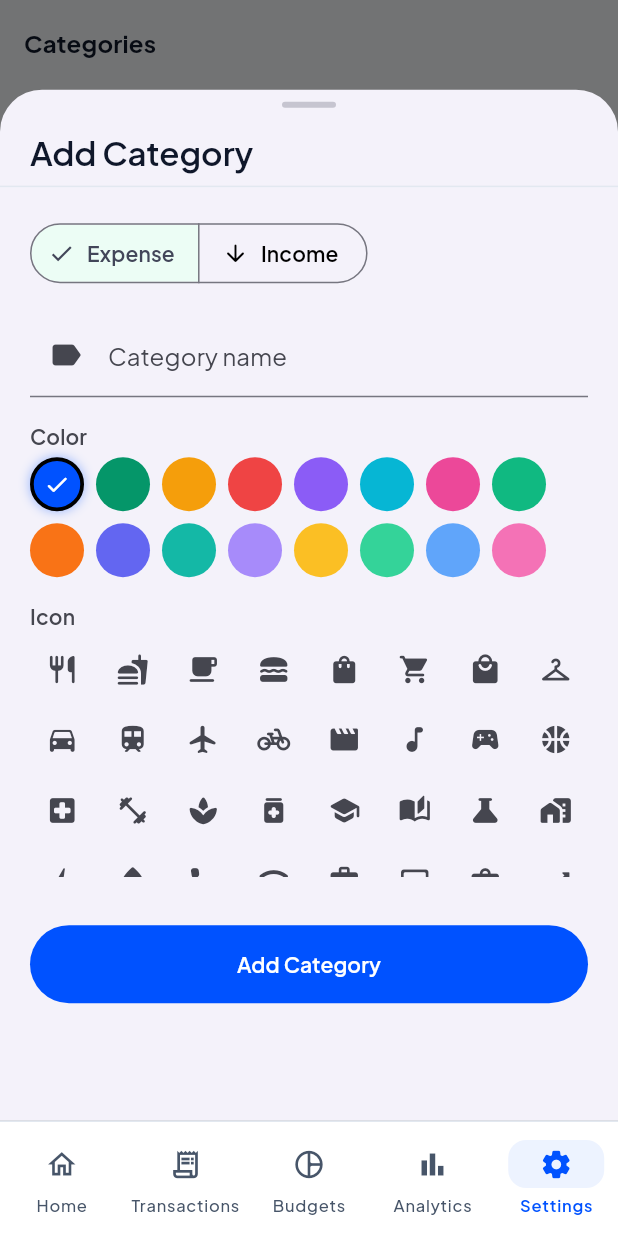
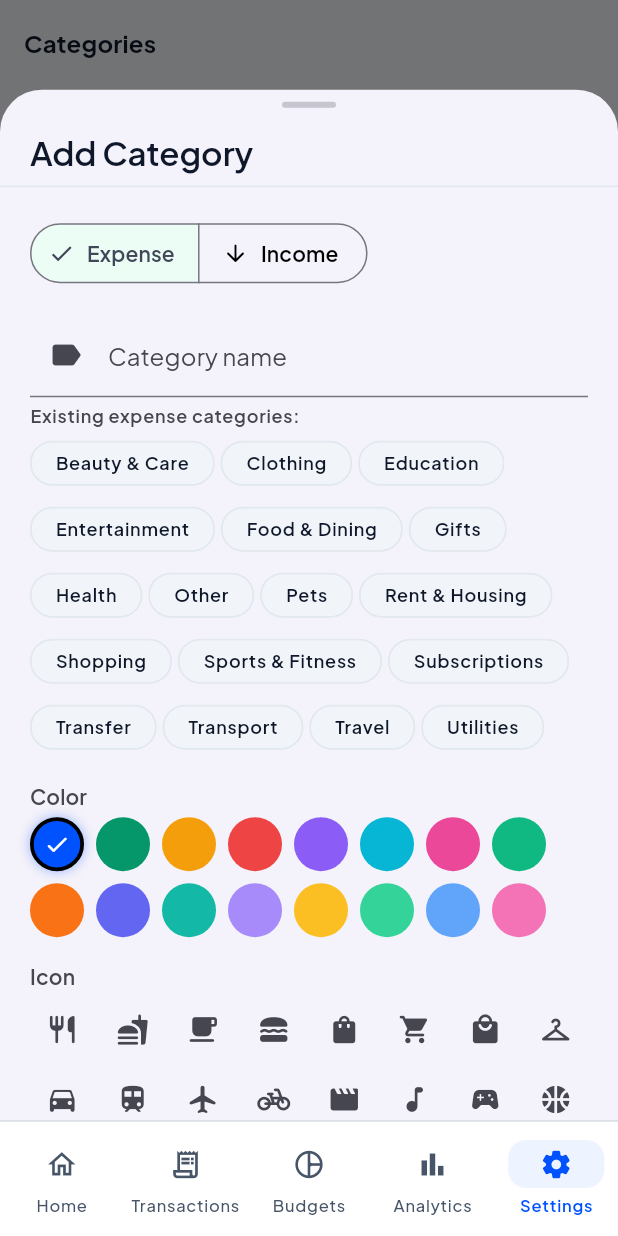
Before and after one commit to aorohith/money_manager, a Flutter app: the ManageCategoriesScreen screen opened by its route, after a tap on the "add" icon, on a phone screen of 412 x 824 dp. Run offline on Flutter 3.47's test engine with Material 3 defaults, Android fonts, the phone set to English and light mode, and no system bars; our stand-ins replace csv, file_picker, fl_chart, flex_color_scheme, flutter_local_notifications, flutter_riverpod and 8 more; missing offline and left inert: excel, syncfusion_flutter_pdf; accounts and stored records are empty; generated files the repository leaves out were written again; project files that could hold a hidden picture were left out.

Commit message:
feat: Enhance category management in transaction forms
- Updated the Add/Edit Category Sheet to include an initial income state, allowing for better context when adding or editing categories.
- Implemented a duplicate category name check to prevent users from creating categories with the same name, improving data integrity.
- Enhanced the Add Transaction Sheet to include a button for adding new categories directly, streamlining the user experience.
- Refactored UI elements for better readability and consistency across forms.

Co-Authored-By: Claude Sonnet 4.6 <noreply@anthropic.com>

```diff
--- a/lib/features/transactions/presentation/widgets/add_edit_category_sheet.dart
+++ b/lib/features/transactions/presentation/widgets/add_edit_category_sheet.dart
@@ -54,26 +54,52 @@ const _categoryIcons = [
 Future<void> showAddEditCategorySheet(
   BuildContext context, {
   CategoryModel? existing,
+  bool? initialIsIncome,
 }) {
   return showAppBottomSheet(
     context: context,
     title: existing == null ? 'Add Category' : 'Edit Category',
     maxHeightFraction: 0.92,
-    child: _AddEditCategoryForm(existing: existing),
+    child: _AddEditCategoryForm(
+      existing: existing,
+      initialIsIncome: initialIsIncome,
+    ),
   );
 }
 
+bool isDuplicateCategoryName({
+  required String candidate,
+  required List<CategoryModel> categories,
+  required bool isIncome,
+  int? excludeCategoryId,
+}) {
+  final normalizedCandidate = candidate.trim().toLowerCase();
+  if (normalizedCandidate.isEmpty) {
+    return false;
+  }
+
+  return categories.any((category) {
+    if (category.isIncome != isIncome) {
+      return false;
+    }
+    if (excludeCategoryId != null && category.id == excludeCategoryId) {
+      return false;
+    }
+    return category.name.trim().toLowerCase() == normalizedCandidate;
+  });
+}
+
 class _AddEditCategoryForm extends ConsumerStatefulWidget {
-  const _AddEditCategoryForm({this.existing});
+  const _AddEditCategoryForm({this.existing, this.initialIsIncome});
   final CategoryModel? existing;
+  final bool? initialIsIncome;
 
   @override
   ConsumerState<_AddEditCategoryForm> createState() =>
       _AddEditCategoryFormState();
 }
 
-class _AddEditCategoryFormState
-    extends ConsumerState<_AddEditCategoryForm> {
+class _AddEditCategoryFormState extends ConsumerState<_AddEditCategoryForm> {
   final _formKey = GlobalKey<FormState>();
   final _nameCtrl = TextEditingController();
 
@@ -86,7 +112,7 @@ class _AddEditCategoryFormState
   void initState() {
     super.initState();
     final e = widget.existing;
-    _isIncome = e?.isIncome ?? false;
+    _isIncome = e?.isIncome ?? widget.initialIsIncome ?? false;
     _selectedColorValue =
         e?.colorValue ?? AppColors.categoryPalette.first.toARGB32();
     _selectedIconCodePoint =
@@ -135,9 +161,11 @@ class _AddEditCategoryFormState
     } catch (_) {
       if (mounted) {
         setState(() => _loading = false);
-        showAppSnackBar(context,
+        showAppSnackBar(
+          context,
           message: 'Something went wrong',
-            type: AppSnackBarType.error);
+          type: AppSnackBarType.error,
+        );
       }
     }
   }
@@ -145,6 +173,17 @@ class _AddEditCategoryFormState
   @override
   Widget build(BuildContext context) {
     final selectedColor = Color(_selectedColorValue);
+    final categories = ref.watch(categoriesProvider).valueOrNull ?? [];
+    final existingNames =
+        categories
+            .where(
+              (category) =>
+                  category.isIncome == _isIncome &&
+                  category.id != widget.existing?.id,
+            )
+            .map((category) => category.name)
+            .toList()
+          ..sort((a, b) => a.toLowerCase().compareTo(b.toLowerCase()));
 
     return Form(
       key: _formKey,
@@ -183,9 +222,40 @@ class _AddEditCategoryFormState
             validator: (v) {
               if (v == null || v.trim().isEmpty) return 'Name is required';
               if (v.trim().length > 30) return 'Name too long';
+              if (isDuplicateCategoryName(
+                candidate: v,
+                categories: categories,
+                isIncome: _isIncome,
+                excludeCategoryId: widget.existing?.id,
+              )) {
+                return 'Category already exists';
+              }
               return null;
             },
           ),
+
+          if (existingNames.isNotEmpty) ...[
+            const SizedBox(height: AppSpacing.xs),
+            Text(
+              'Existing ${_isIncome ? 'income' : 'expense'} categories:',
+              style: Theme.of(context).textTheme.labelMedium?.copyWith(
+                color: Theme.of(context).colorScheme.onSurfaceVariant,
+              ),
+            ),
+            const SizedBox(height: AppSpacing.xs),
+            Wrap(
+              spacing: AppSpacing.xs,
+              runSpacing: AppSpacing.xs,
+              children: existingNames
+                  .map(
+                    (name) => Chip(
+                      label: Text(name, overflow: TextOverflow.ellipsis),
+                      visualDensity: VisualDensity.compact,
+                    ),
+                  )
+                  .toList(),
+            ),
+          ],
 
           const SizedBox(height: AppSpacing.md),
 
@@ -214,12 +284,20 @@ class _AddEditCategoryFormState
                           )
                         : null,
                     boxShadow: selected
-                        ? [BoxShadow(color: color.withAlpha(100), blurRadius: 6)]
+                        ? [
+                            BoxShadow(
+                              color: color.withAlpha(100),
+                              blurRadius: 6,
+                            ),
+                          ]
                         : null,
                   ),
                   child: selected
-                      ? const Icon(Icons.check_rounded,
-                          color: Colors.white, size: 18)
+                      ? const Icon(
+                          Icons.check_rounded,
+                          color: Colors.white,
+                          size: 18,
+                        )
                       : null,
                 ),
               );
@@ -244,27 +322,26 @@ class _AddEditCategoryFormState
                 final icon = _categoryIcons[i];
                 final selected = icon.codePoint == _selectedIconCodePoint;
                 return GestureDetector(
-                  onTap: () => setState(
-                      () => _selectedIconCodePoint = icon.codePoint),
+                  onTap: () =>
+                      setState(() => _selectedIconCodePoint = icon.codePoint),
                   child: AnimatedContainer(
                     duration: AppDurations.fast,
                     decoration: BoxDecoration(
                       color: selected
                           ? selectedColor.withAlpha(40)
                           : Colors.transparent,
-                      borderRadius:
-                          BorderRadius.circular(AppSpacing.radiusSm),
+                      borderRadius: BorderRadius.circular(AppSpacing.radiusSm),
                       border: selected
                           ? Border.all(color: selectedColor, width: 1.5)
                           : null,
                     ),
-                    child: Icon(icon,
+                    child: Icon(
+                      icon,
                       color: selected
                           ? selectedColor
-                            : Theme.of(context)
-                                .colorScheme
-                                .onSurfaceVariant,
-                        size: 22),
+                          : Theme.of(context).colorScheme.onSurfaceVariant,
+                      size: 22,
+                    ),
                   ),
                 );
               },
```
Also changed, not shown: lib/features/transactions/presentation/widgets/add_transaction_sheet.dart (+50 -41 lines), pubspec.lock, 2 other files. Lines whose indentation alone changed are shown as unchanged.
